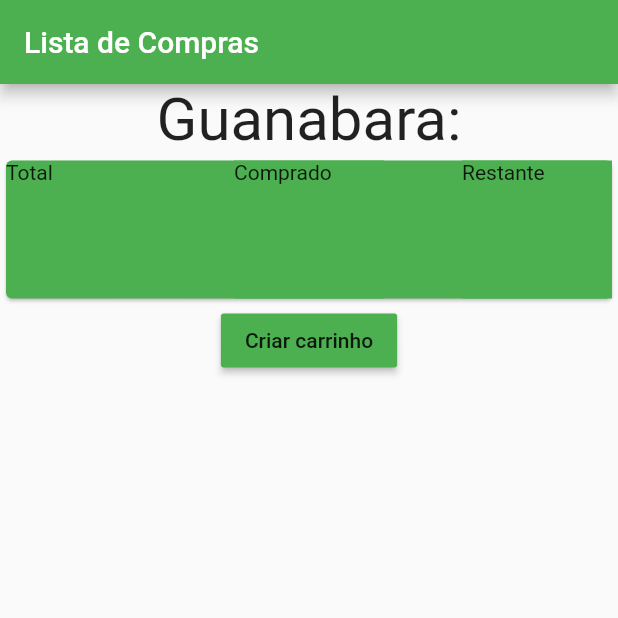
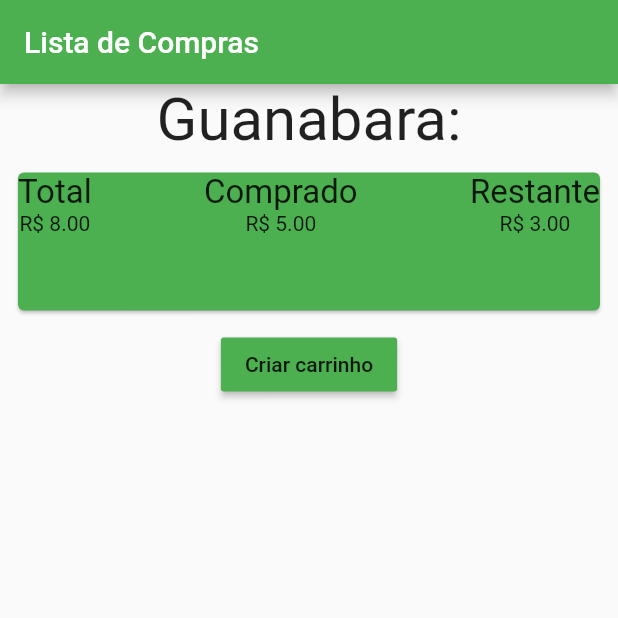
Before and after one commit to gianlucampos/lista_compras, a Flutter app: the screen it shows after launch, on a phone screen of 412 x 824 dp, the top half of it. Run offline on Flutter 3.47's test engine with Material 2 defaults, Android fonts, the phone set to English and light mode, and no system bars.

Commit message:
Corrigindo componentes

```diff
--- a/lib/main.dart
+++ b/lib/main.dart
@@ -40,33 +40,50 @@ class _MyHomePageState extends State<MyHomePage> {
               fontSize: 40,
             ),
           ),
-          Container(
+          Padding(
+            padding: EdgeInsets.all(8.0),
+            child: Container(
               width: double.infinity,
               height: 100,
               child: Card(
                 color: Colors.green,
                 child: Row(
+                  mainAxisAlignment: MainAxisAlignment.spaceBetween,
+                  children: <Widget>[
+                    Column(
                       children: <Widget>[
                         Container(
-                    child: Text('Total'),
-                    width: 100,
-                    height: 100,
+                          child: Text('Total', style: TextStyle(fontSize: 22)),
                         ),
-                  Spacer(),
                         Container(
-                    child: Text('Comprado'),
-                    color: Colors.green,
-                    width: 100,
-                    height: 100,
-                  ),
-                  Spacer(),
-                  Container(
-                    child: Text('Restante'),
-                    color: Colors.green,
-                    width: 100,
-                    height: 100,
+                          child: Text('R\$ 8.00'),
                         ),
                       ],
+                    ),
+                    Column(
+                      children: <Widget>[
+                        Container(
+                          child:
+                              Text('Comprado', style: TextStyle(fontSize: 22)),
+                        ),
+                        Container(
+                          child: Text('R\$ 5.00'),
+                        ),
+                      ],
+                    ),
+                    Column(
+                      children: <Widget>[
+                        Container(
+                          child:
+                              Text('Restante', style: TextStyle(fontSize: 22)),
+                        ),
+                        Container(
+                          child: Text('R\$ 3.00'),
+                        ),
+                      ],
+                    ),
+                  ],
+                ),
               ),
             ),
           ),
```
Lines whose indentation alone changed are shown as unchanged.
